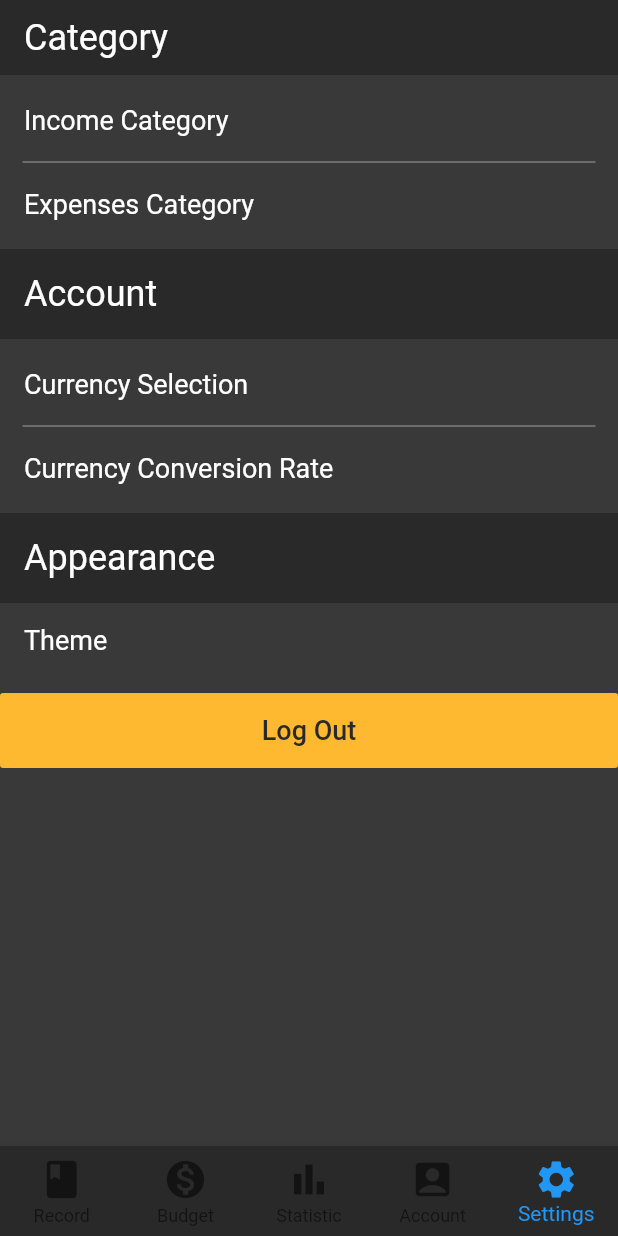
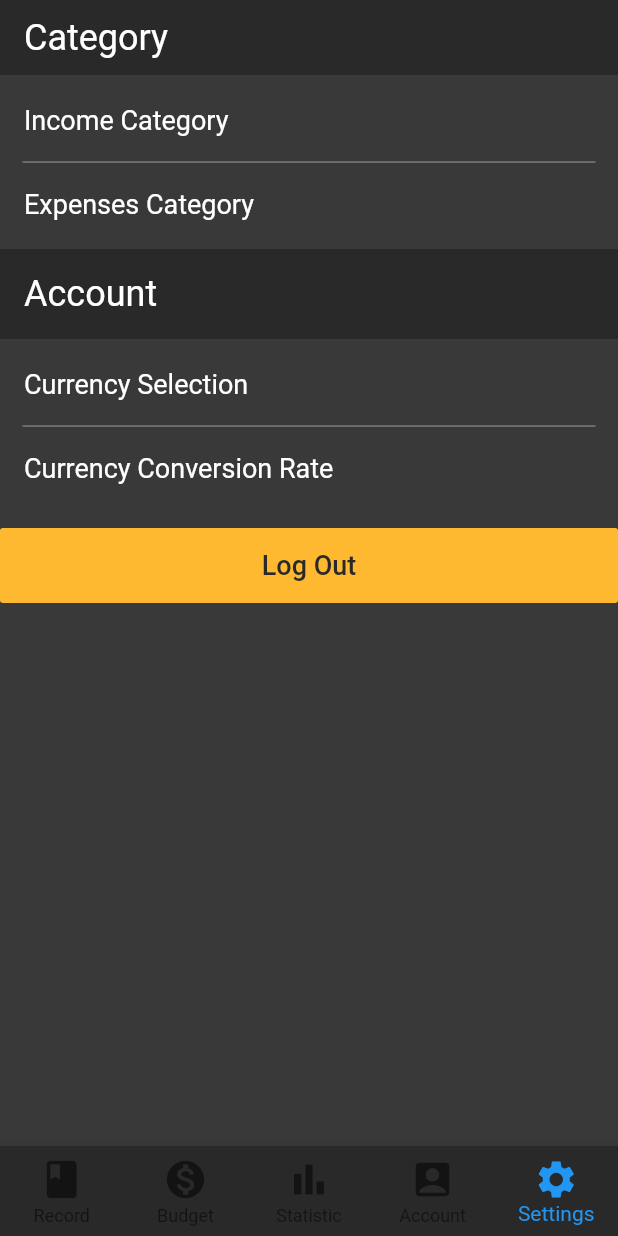
Before and after one commit to chwizdo/budget_tracking_system, a Flutter app: the screen it shows once a user with an empty profile is signed in, item 5 of the bottom bar chosen, on a phone screen of 412 x 824 dp. Run offline on Flutter 3.47's test engine with Material 2 defaults, Android fonts, the phone set to English and light mode, and no system bars; our stand-ins replace cloud_firestore, custom_radio_grouped_button, file_picker, firebase_auth, fl_chart, flutter_spinkit and 2 more; accounts and stored records are empty; network calls fail; statements that could not run were skipped.

Commit message:
Removed Theme Selection

```diff
--- a/lib/bottomNavTabs/settings.dart
+++ b/lib/bottomNavTabs/settings.dart
@@ -191,54 +191,9 @@ class _SettingsState extends State<Settings> {
               ),
             ),
           ),
-            Container(
-              decoration: BoxDecoration(color: Color.fromRGBO(41, 41, 41, 1)),
-              height: 60.0,
-              child: Padding(
-                padding: const EdgeInsets.only(left: 16.0),
-                child: Row(
-                  children: [
-                    Text(
-                      "Appearance",
-                      style: TextStyle(
-                        color: Colors.white,
-                        fontSize: 24.0,
-                      ),
-                    ),
-                  ],
-                ),
-              ),
-            ),
-            GestureDetector(
-              onTap: () {
-                Navigator.push(
-                  context,
-                  MaterialPageRoute(
-                      builder: (context) => ChangeTheme(
-                          //uid: user.uid,
-                          ),
-                      fullscreenDialog: true),
-                );
-              },
-              child: Container(
-                height: 50.0,
-                child: Padding(
-                  padding: const EdgeInsets.only(left: 16.0),
-                  child: Row(
-                    children: [
-                      Text(
-                        "Theme",
-                        style: TextStyle(
-                          color: Colors.white,
-                          fontSize: 18.0,
-                        ),
-                      )
-                    ],
-                  ),
-                ),
-              ),
-            ),
+
           SizedBox(height: 10),
+
           ButtonTheme(
             height: 50,
             child: RaisedButton(
@@ -255,6 +210,7 @@ class _SettingsState extends State<Settings> {
             ),
           ),
         ]),
-        ));
+      ),
+    );
   }
 }
```
Lines whose indentation alone changed are shown as unchanged.
